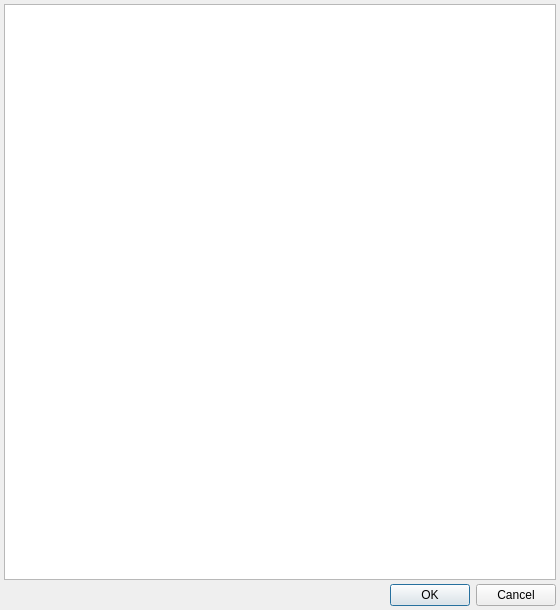
Qt form src/moduleselectdialog.ui (syntalos/syntalos) before a commit.
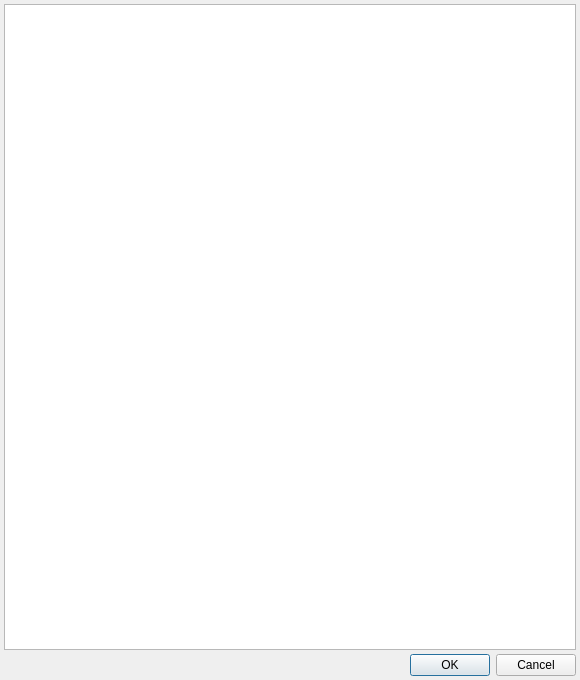
The same form after that commit.

Commit message: Increase default size of module select dialog/entries a bit

```diff
--- a/src/moduleselectdialog.ui
+++ b/src/moduleselectdialog.ui
@@ -6,8 +6,8 @@
    <rect>
     <x>0</x>
     <y>0</y>
-    <width>560</width>
-    <height>610</height>
+    <width>580</width>
+    <height>680</height>
    </rect>
   </property>
   <property name="windowTitle">
```
The commit also changes 1 other file.
